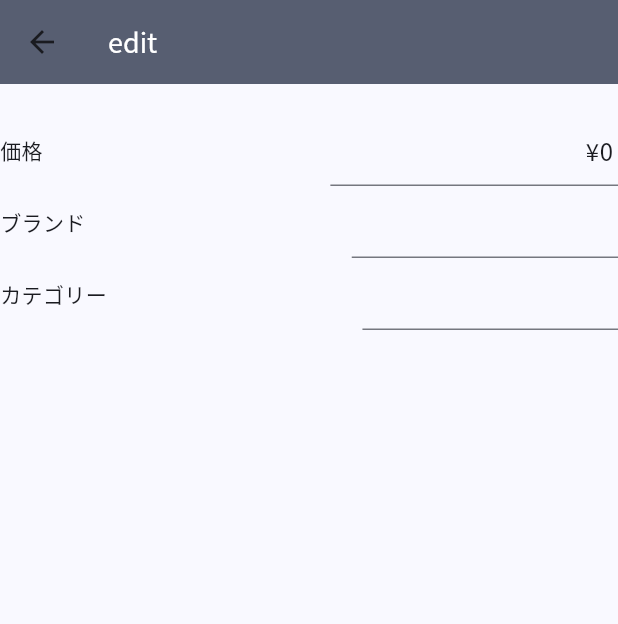
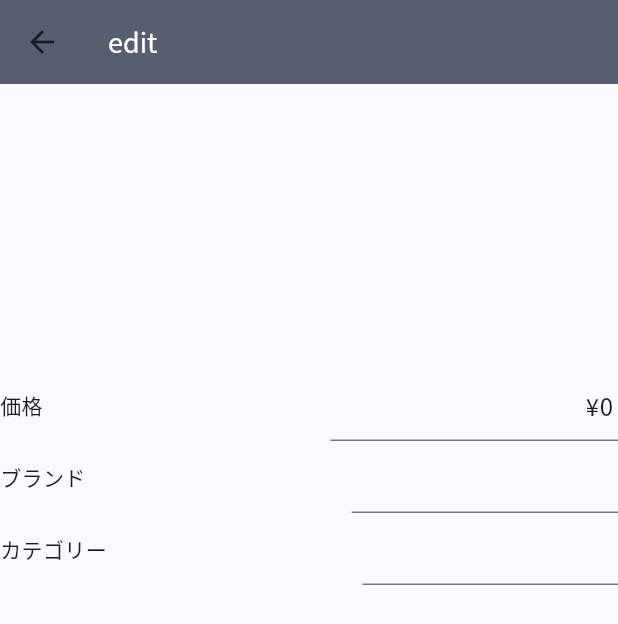
Before and after one commit to sakiso/wish_list_app, a Flutter app: the ItemEditPage screen opened by its route, on a phone screen of 412 x 824 dp. Shown: the top 624 px of the screen. Run offline on Flutter 3.47's test engine with Material 2 defaults, Android fonts, the phone set to English and light mode, and no system bars; our stand-ins replace file_picker, flutter_riverpod; missing offline and left inert: google_mlkit_entity_extraction, google_mlkit_image_labeling, google_mlkit_object_detection, google_mlkit_text_recognition.

Commit message:
スクロールバー出す

```diff
--- a/lib/features/item_edit/item_edit_page.dart
+++ b/lib/features/item_edit/item_edit_page.dart
@@ -24,8 +24,15 @@ class ItemEditPage extends ConsumerWidget {
       body: Form(
         child: Column(
           children: [
-            // todo: 高さ決めてスクロールできるようにする
-            SelectableText(ref.watch(wishItemProvider).recognizedText.text),
+            SizedBox(
+              height: 190,
+              child: Scrollbar(
+                child: SingleChildScrollView(
+                  child: SelectableText(
+                      ref.watch(wishItemProvider).recognizedText.text),
+                ),
+              ),
+            ),
             // 価格入力欄
             Row(
               children: [
```
